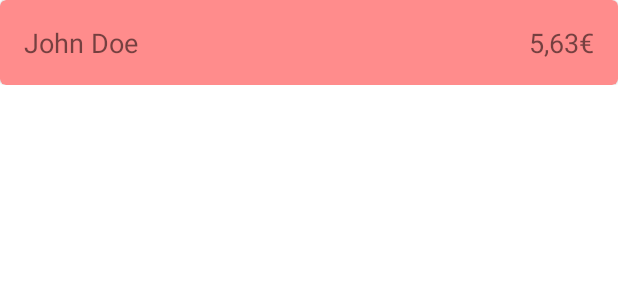
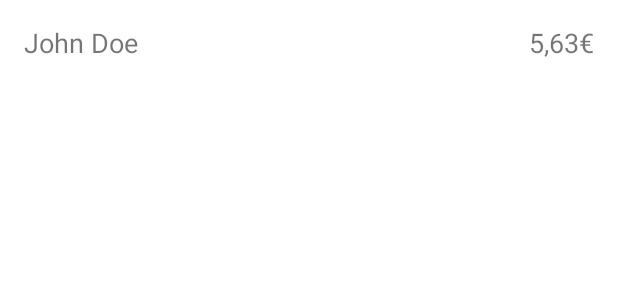
Before and after one commit to tretum/trackmydebt, an Android app: the layout debt_list_item.xml on its own in the app's theme, with its tools: preview values and no code run, on a phone screen of 412 x 824 dp. Shown: the top 300 px of the screen. Run offline under Robolectric (Android 15) with nearby library versions, the phone set to English and light mode, and no system bars.

```diff
--- a/app/src/main/java/com/mmutert/trackmydebt/data/AppDao.kt
+++ b/app/src/main/java/com/mmutert/trackmydebt/data/AppDao.kt
@@ -6,6 +6,7 @@ import androidx.room.Delete
 import androidx.room.Insert
 import androidx.room.OnConflictStrategy
 import androidx.room.Query
+import com.mmutert.trackmydebt.model.PersonModel
 
 @Dao
 interface AppDao {
@@ -18,6 +19,9 @@ interface AppDao {
 
     @Query("Select * from transactions where partner_id == :personId")
     fun transactionsForPerson(personId: Long) : LiveData<List<Transaction>>
+
+    @Query("Select p.id, p.first_name as firstName, p.second_name as secondName, SUM(t.amount) as sum from persons p LEFT OUTER JOIN transactions t on p.id = t.partner_id GROUP BY p.id")
+    fun getPersonModels() : LiveData<List<PersonModel>>
 
     @get:androidx.room.Transaction
     @get:Query("Select * from persons")
--- a/app/src/main/java/com/mmutert/trackmydebt/data/AppRepository.kt
+++ b/app/src/main/java/com/mmutert/trackmydebt/data/AppRepository.kt
@@ -1,6 +1,7 @@
 package com.mmutert.trackmydebt.data
 
 import androidx.lifecycle.LiveData
+import com.mmutert.trackmydebt.model.PersonModel
 
 class AppRepository(private val dao: AppDao) {
 
@@ -23,4 +24,6 @@ class AppRepository(private val dao: AppDao) {
     suspend fun addPerson(p : Person) {
         dao.insertPerson(p)
     }
+
+    val personModels : LiveData<List<PersonModel>> = dao.getPersonModels()
 }
--- a/app/src/main/java/com/mmutert/trackmydebt/data/Person.kt
+++ b/app/src/main/java/com/mmutert/trackmydebt/data/Person.kt
@@ -2,6 +2,7 @@ package com.mmutert.trackmydebt.data
 
 import androidx.room.ColumnInfo
 import androidx.room.Entity
+import androidx.room.Ignore
 import androidx.room.PrimaryKey
 
 @Entity(tableName = "persons")
--- a/app/src/main/java/com/mmutert/trackmydebt/data/Transaction.kt
+++ b/app/src/main/java/com/mmutert/trackmydebt/data/Transaction.kt
@@ -3,6 +3,7 @@ package com.mmutert.trackmydebt.data
 import androidx.room.ColumnInfo
 import androidx.room.Entity
 import androidx.room.ForeignKey
+import androidx.room.Index
 import androidx.room.PrimaryKey
 import org.joda.time.LocalDateTime
 
@@ -13,7 +14,8 @@ import org.joda.time.LocalDateTime
             entity = Person::class,
             parentColumns = ["id"],
             childColumns = ["partner_id"]
-        )]
+        )],
+    indices = [Index(name = "PartnerIdIndex", value = ["partner_id"])]
 )
 data class Transaction(
     @PrimaryKey(autoGenerate = true)
--- /dev/null
+++ b/app/src/main/java/com/mmutert/trackmydebt/model/PersonModel.kt
@@ -0,0 +1,3 @@
+package com.mmutert.trackmydebt.model
+
+data class PersonModel(val id: Long, val firstName : String, val secondName : String, val sum: Long)
--- a/app/src/main/java/com/mmutert/trackmydebt/ui/home/HomeViewModel.kt
+++ b/app/src/main/java/com/mmutert/trackmydebt/ui/home/HomeViewModel.kt
@@ -2,10 +2,12 @@ package com.mmutert.trackmydebt.ui.home
 
 import android.app.Application
 import androidx.lifecycle.AndroidViewModel
+import androidx.lifecycle.LiveData
 import androidx.lifecycle.viewModelScope
 import com.mmutert.trackmydebt.data.AppDatabase
 import com.mmutert.trackmydebt.data.AppRepository
 import com.mmutert.trackmydebt.data.Transaction
+import com.mmutert.trackmydebt.model.PersonModel
 import kotlinx.coroutines.launch
 import org.joda.time.DateTimeZone
 import org.joda.time.LocalDateTime
@@ -17,7 +19,7 @@ class HomeViewModel(application: Application) : AndroidViewModel(application) {
         AppRepository(AppDatabase.getDatabase(application).dao())
 
     fun addDemoTransaction() {
-        val amount = Random.nextLong()
+        val amount = Random.nextLong(-2000, 2000)
         viewModelScope.launch {
             repository.addTransaction(
                 Transaction(
@@ -31,4 +33,6 @@ class HomeViewModel(application: Application) : AndroidViewModel(application) {
             )
         }
     }
+
+    val persons : LiveData<List<PersonModel>> = repository.personModels
 }
--- a/app/src/main/res/layout/debt_list_item.xml
+++ b/app/src/main/res/layout/debt_list_item.xml
@@ -1,16 +1,12 @@
 <?xml version="1.0" encoding="utf-8"?>
-<LinearLayout xmlns:android="http://schemas.android.com/apk/res/android"
-    android:layout_width="match_parent"
-    android:layout_height="wrap_content"
+<layout xmlns:android="http://schemas.android.com/apk/res/android"
     xmlns:tools="http://schemas.android.com/tools"
     xmlns:app="http://schemas.android.com/apk/res-auto">
 
-    <com.google.android.material.card.MaterialCardView
-        android:id="@+id/mcv_item_card"
+    <LinearLayout
+        android:id="@+id/debt_item_layout"
         android:layout_width="match_parent"
-        android:layout_height="wrap_content"
-        app:cardBackgroundColor="#FF8C8C"
-        app:cardCornerRadius="4dp">
+        android:layout_height="wrap_content">
 
         <androidx.constraintlayout.widget.ConstraintLayout
             android:paddingTop="16dp"
@@ -27,7 +23,7 @@
                 android:id="@+id/tv_name"
                 android:textSize="18sp"
                 app:layout_constraintTop_toTopOf="parent"
-                app:layout_constraintStart_toStartOf="parent"/>
+                app:layout_constraintStart_toStartOf="parent" />
 
             <TextView
                 tools:text="5,63€"
@@ -36,7 +32,7 @@
                 android:id="@+id/tv_amount"
                 android:textSize="18sp"
                 app:layout_constraintTop_toTopOf="parent"
-                app:layout_constraintEnd_toEndOf="parent"/>
+                app:layout_constraintEnd_toEndOf="parent" />
         </androidx.constraintlayout.widget.ConstraintLayout>
-    </com.google.android.material.card.MaterialCardView>
-</LinearLayout>
+    </LinearLayout>
+</layout>
--- /dev/null
+++ b/app/src/main/res/values-night/colors.xml
@@ -0,0 +1,5 @@
+<?xml version="1.0" encoding="utf-8"?>
+<resources>
+    <color name="debt_item_card_background_positive">#A5D6A7</color>
+    <color name="debt_item_card_background_negative">#EF9A9A</color>
+</resources>
--- a/app/src/main/res/values/colors.xml
+++ b/app/src/main/res/values/colors.xml
@@ -7,4 +7,6 @@
     <color name="teal_700">#FF018786</color>
     <color name="black">#FF000000</color>
     <color name="white">#FFFFFFFF</color>
+    <color name="debt_item_card_background_positive">#A5D6A7</color>
+    <color name="debt_item_card_background_negative">#EF9A9A</color>
 </resources>
```
Also changed, not shown: app/src/main/java/com/mmutert/trackmydebt/ui/home/HomeFragment.kt (+39 -8 lines).
